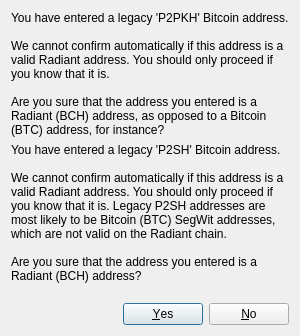
Qt form src/qt/forms/legacyaddresswarndialog.ui (RadiantBlockchain/radiant-node) before a commit.
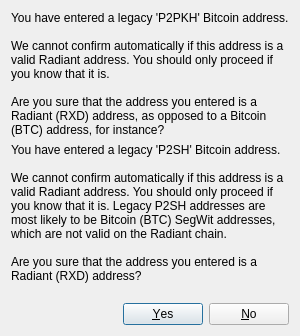
The same form after that commit.

Commit message: Implement RXD P2PKH-style (legacy) addresses in radiant-qt wallet

What changed in the file:
```diff
--- a/src/qt/forms/legacyaddresswarndialog.ui
+++ b/src/qt/forms/legacyaddresswarndialog.ui
@@ -12,7 +12,7 @@
       <bool>true</bool>
      </property>
      <property name="text">
-      <string>You have entered a legacy 'P2PKH' Bitcoin address.&lt;br/&gt;&lt;br/&gt;We cannot confirm automatically if this address is a valid Radiant address. You should only proceed if you know that it is.&lt;br/&gt;&lt;br/&gt;Are you sure that the address you entered is a Radiant (BCH) address, as opposed to a Bitcoin (BTC) address, for instance?</string>
+      <string>You have entered a legacy 'P2PKH' Bitcoin address.&lt;br/&gt;&lt;br/&gt;We cannot confirm automatically if this address is a valid Radiant address. You should only proceed if you know that it is.&lt;br/&gt;&lt;br/&gt;Are you sure that the address you entered is a Radiant (RXD) address, as opposed to a Bitcoin (BTC) address, for instance?</string>
      </property>
      <property name="visible">
       <bool>false</bool>
@@ -25,7 +25,7 @@
       <bool>true</bool>
      </property>
      <property name="text">
-      <string>You have entered a legacy 'P2SH' Bitcoin address.&lt;br/&gt;&lt;br/&gt;We cannot confirm automatically if this address is a valid Radiant address. You should only proceed if you know that it is. Legacy P2SH addresses are most likely to be Bitcoin (BTC) SegWit addresses, which are not valid on the Radiant chain.&lt;br/&gt;&lt;br/&gt;Are you sure that the address you entered is a Radiant (BCH) address?</string>
+      <string>You have entered a legacy 'P2SH' Bitcoin address.&lt;br/&gt;&lt;br/&gt;We cannot confirm automatically if this address is a valid Radiant address. You should only proceed if you know that it is. Legacy P2SH addresses are most likely to be Bitcoin (BTC) SegWit addresses, which are not valid on the Radiant chain.&lt;br/&gt;&lt;br/&gt;Are you sure that the address you entered is a Radiant (RXD) address?</string>
      </property>
      <property name="visible">
       <bool>false</bool>
```
The commit also changes 18 other files.
